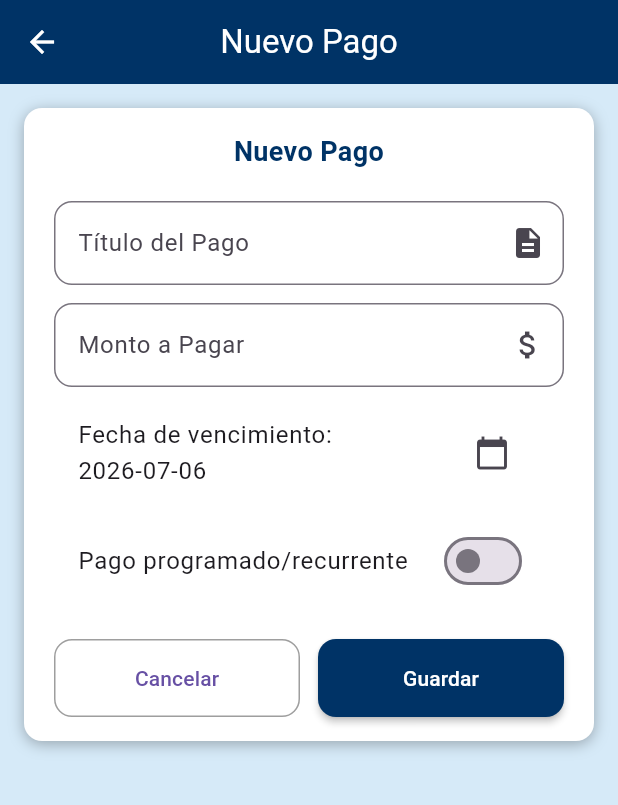
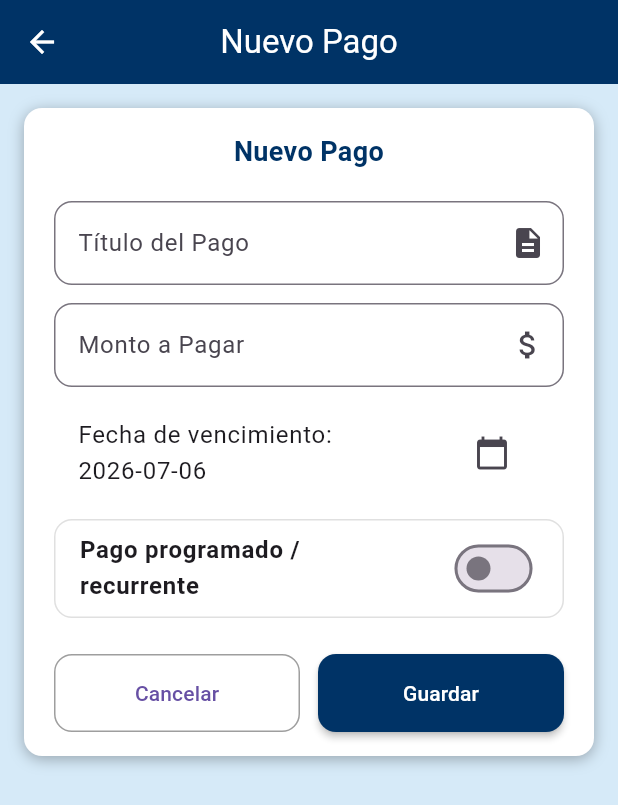
Before and after one commit to Alcander122/finaces, a Flutter app: the AgregarEditarPagoScreen screen opened by its route, on a phone screen of 412 x 824 dp. Shown: the top 805 px of the screen. Run offline on Flutter 3.47's test engine with Material 3 defaults, Android fonts, the phone set to English and light mode, and no system bars; our stand-ins replace auto_size_text, cloud_firestore, firebase_auth, firebase_core, fl_chart, flutter_local_notifications and 19 more; accounts and stored records are empty.

Commit message:
Se actualiza la vista de pagos programados

```diff
--- a/lib/presentations/screens/Pagos/agregar_editar_pago_screen.dart
+++ b/lib/presentations/screens/Pagos/agregar_editar_pago_screen.dart
@@ -208,8 +208,18 @@ class _AgregarEditarPagoScreenState
             ),
             const SizedBox(height: 12),
 
-            SwitchListTile(
-              title: const Text("Pago programado/recurrente"),
+            Container(
+              decoration: BoxDecoration(
+                color: Colors.white,
+                borderRadius: BorderRadius.circular(12),
+                border: Border.all(color: Colors.grey.shade300),
+              ),
+              child: SwitchListTile.adaptive(
+                title: const Text(
+                  "Pago programado / recurrente",
+                  style: TextStyle(fontWeight: FontWeight.w600),
+                ),
+                contentPadding: const EdgeInsets.symmetric(horizontal: 16),
                 value: isProgramado,
                 onChanged: (value) {
                   if (value) {
@@ -223,39 +233,48 @@ class _AgregarEditarPagoScreenState
                         .updateFrequency(FrequencyUnit.none);
                   }
                 },
-              activeThumbColor: Themes.primary,
+                activeColor: Themes.primary,
+              ),
             ),
 
             if (isProgramado) ...[
               const SizedBox(height: 8),
               Container(
                 decoration: BoxDecoration(
-                  color: Colors.grey.shade200,
+                  color: Themes.primary.withValues(alpha: 0.05),
                   borderRadius: BorderRadius.circular(12),
                   border: Border.all(
-                      color: Themes.greyDisabled.withValues(alpha: 0.3)),
+                      color: Themes.primary.withValues(alpha: 0.2)),
                 ),
                 child: ListTile(
-                  leading: const Icon(Icons.repeat, color: Themes.primary),
+                  contentPadding: const EdgeInsets.symmetric(horizontal: 16, vertical: 4),
+                  leading: CircleAvatar(
+                    backgroundColor: Themes.primary.withValues(alpha: 0.1),
+                    child: const Icon(Icons.repeat, color: Themes.primary, size: 20),
+                  ),
                   title: Text(
                     "Frecuencia: ${draft.recurrence.unit.name.toUpperCase()}",
-                    style: const TextStyle(fontWeight: FontWeight.bold),
+                    style: const TextStyle(fontWeight: FontWeight.bold, color: Themes.primary),
                   ),
                   subtitle: Text(
-                      "Avisar: ${draft.notifyDaysBefore.join(', ')} días antes a las ${draft.notificationTimeOfDay?.hour.toString().padLeft(2, '0')}:${draft.notificationTimeOfDay?.minute.toString().padLeft(2, '0')}"),
+                    "Avisar: ${draft.notifyDaysBefore.join(', ')} días antes a las ${draft.notificationTimeOfDay?.hour.toString().padLeft(2, '0')}:${draft.notificationTimeOfDay?.minute.toString().padLeft(2, '0')}",
+                    style: TextStyle(color: Colors.grey.shade700, fontSize: 12),
+                  ),
                   trailing: IconButton(
-                    icon: const Icon(Icons.edit, color: Themes.primary),
+                    icon: const Icon(Icons.edit_calendar, color: Themes.primary),
                     onPressed: () => PaymentConfigBottomSheet.show(context),
                   ),
                 ),
               ),
               const SizedBox(height: 12),
-              SwitchListTile(
-                title: const Text('Notificaciones activas'),
+              SwitchListTile.adaptive(
+                title: const Text('Notificaciones activas', style: TextStyle(fontWeight: FontWeight.w600)),
+                contentPadding: const EdgeInsets.symmetric(horizontal: 4),
                 subtitle: Text(
                   draft.status == PaymentStatus.pending
                       ? 'Recibirás recordatorios según esta configuración.'
                       : 'Las notificaciones de este pago están pausadas.',
+                  style: const TextStyle(fontSize: 12),
                 ),
                 value: draft.status == PaymentStatus.pending,
                 onChanged: (value) {
--- a/lib/presentations/screens/Pagos/widgets/pago_item_widget.dart
+++ b/lib/presentations/screens/Pagos/widgets/pago_item_widget.dart
@@ -25,6 +25,10 @@ class PagoItemWidget extends StatelessWidget {
   });
 
   String _formatNextDueDate(Payment pago) {
+    if (textoFecha == 'Próximo' && pago.recurrence.unit != FrequencyUnit.none) {
+      final nextFuture = NextDueDateCalculator.calculateNextFutureDate(pago);
+      return DateFormat('dd/MM/yyyy').format(nextFuture);
+    }
     final date = pago.nextDueDate;
     return date != null ? DateFormat('dd/MM/yyyy').format(date) : 'No definido';
   }
--- a/pubspec.yaml
+++ b/pubspec.yaml
@@ -75,6 +75,8 @@ dependencies:
   shimmer: ^3.0.0
   flutter_localizations:
     sdk: flutter
+  flutter_timezone: ^5.1.0
+  permission_handler: ^12.0.3
   #facebook_auth: ^0.0.3
 
 dev_dependencies:
```
Also changed, not shown: lib/core/data/services/notification_service.dart (+9 -99 lines), lib/presentations/screens/Pagos/services/notification_service.dart (+15 -6 lines), lib/presentations/screens/Pagos/services/timezone_service.dart (+9 -2 lines), lib/presentations/screens/Pagos/utils/next_due_date_calculator.dart (+42 -0 lines), lib/presentations/screens/Pagos/widgets/payment_summary_header.dart (+12 -7 lines), pubspec.lock, 6 other files. Lines whose indentation alone changed are shown as unchanged.
